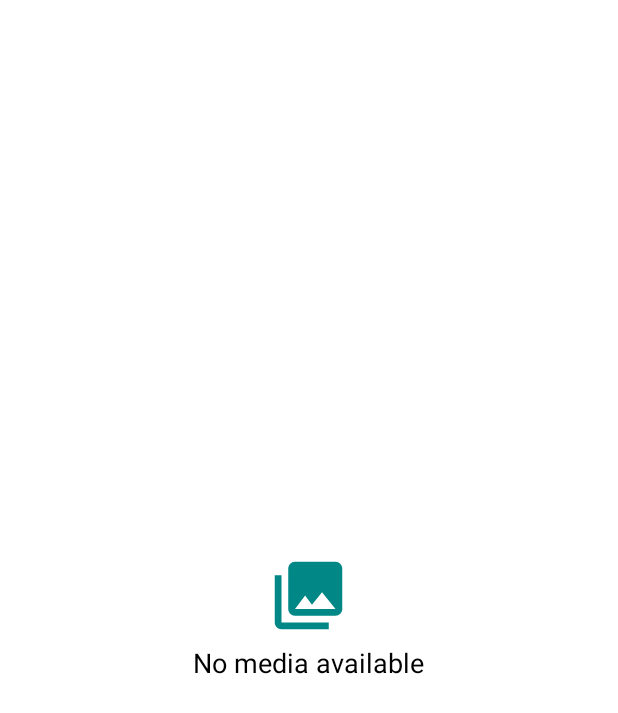
After one commit to usmanrana07/GalleryDemo, an Android app: the layout item_folders_empty_view.xml on its own in the app's theme, with its tools: preview values and no code run, on a phone screen of 412 x 824 dp. The commit adds this screen. Shown: the top 713 px of the screen. Run offline under Robolectric (Android 15) with nearby library versions, the phone set to English and light mode, and no system bars.

```diff
--- /dev/null
+++ b/app/src/main/res/drawable/ic_folder.xml
@@ -0,0 +1,5 @@
+<vector android:height="24dp" android:tint="#000000"
+    android:viewportHeight="24" android:viewportWidth="24"
+    android:width="24dp" xmlns:android="http://schemas.android.com/apk/res/android">
+    <path android:fillColor="@android:color/white" android:pathData="M10,4H4c-1.1,0 -1.99,0.9 -1.99,2L2,18c0,1.1 0.9,2 2,2h16c1.1,0 2,-0.9 2,-2V8c0,-1.1 -0.9,-2 -2,-2h-8l-2,-2z"/>
+</vector>
--- /dev/null
+++ b/app/src/main/res/drawable/ic_photo_library.xml
@@ -0,0 +1,9 @@
+<vector xmlns:android="http://schemas.android.com/apk/res/android"
+    android:width="@dimen/item_folder_thumbnail_size"
+    android:height="@dimen/item_folder_thumbnail_size"
+    android:viewportWidth="24"
+    android:viewportHeight="24">
+    <path
+        android:fillColor="@color/secondary_variant_color"
+        android:pathData="M22,16L22,4c0,-1.1 -0.9,-2 -2,-2L8,2c-1.1,0 -2,0.9 -2,2v12c0,1.1 0.9,2 2,2h12c1.1,0 2,-0.9 2,-2zM11,12l2.03,2.71L16,11l4,5L8,16l3,-4zM2,6v14c0,1.1 0.9,2 2,2h14v-2L4,20L4,6L2,6z" />
+</vector>
--- /dev/null
+++ b/app/src/main/res/layout/item_folders_empty_view.xml
@@ -0,0 +1,25 @@
+<?xml version="1.0" encoding="utf-8"?>
+<layout xmlns:android="http://schemas.android.com/apk/res/android">
+
+    <data />
+
+    <FrameLayout
+        android:id="@+id/cell"
+        android:layout_width="match_parent"
+        android:layout_height="match_parent">
+
+        <androidx.appcompat.widget.AppCompatTextView
+            android:id="@+id/tvEmpty"
+            android:layout_width="wrap_content"
+            android:layout_height="wrap_content"
+            android:layout_gravity="center"
+            android:contentDescription="@string/content_description"
+            android:drawableTop="@drawable/ic_photo_library"
+            android:drawablePadding="@dimen/small_spacing"
+            android:text="@string/empty_list"
+            android:textAppearance="@style/TextAppearance.AppCompat.Medium"
+            android:textColor="@color/title" />
+
+    </FrameLayout>
+
+</layout>
--- a/app/src/main/res/layout/layout_permission_detail_view.xml
+++ b/app/src/main/res/layout/layout_permission_detail_view.xml
@@ -17,7 +17,7 @@
             android:layout_width="wrap_content"
             android:layout_height="wrap_content"
             android:textAppearance="@style/TextAppearance.AppCompat.Large"
-            android:textColor="@color/permission_title"
+            android:textColor="@color/title"
             android:textStyle="bold"
             app:layout_constrainedHeight="true"
             app:layout_constraintBottom_toTopOf="@+id/tvDescription"
--- a/app/src/main/res/values-night/colors.xml
+++ b/app/src/main/res/values-night/colors.xml
@@ -7,7 +7,7 @@
 
     <color name="background">#1A1B1B</color>
 
-    <color name="permission_title">@color/white</color>
+    <color name="title">@color/white</color>
     <color name="permission_description">@color/white</color>
     <color name="folder_title">@color/white</color>
     <color name="ic_columns_stroke">#8C8C8C</color>
--- a/app/src/main/res/values/colors.xml
+++ b/app/src/main/res/values/colors.xml
@@ -9,7 +9,7 @@
     <color name="white">#FFFFFF</color>
 
     <color name="background">@color/white</color>
-    <color name="permission_title">@color/black</color>
+    <color name="title">@color/black</color>
     <color name="folder_title">@color/black</color>
     <color name="permission_description">#666666</color>
     <color name="ic_columns_stroke">#F4F4F4</color>
--- a/app/src/main/res/values/dimens.xml
+++ b/app/src/main/res/values/dimens.xml
@@ -1,7 +1,7 @@
 <?xml version="1.0" encoding="utf-8"?>
 <resources>
     <dimen name="default_spacing">16dp</dimen>
-
+    <dimen name="small_spacing">5dp</dimen>
     <dimen name="permission_view_horizontal_spacing">30dp</dimen>
     <dimen name="toggle_folders_view_width">61dp</dimen>
     <dimen name="toggle_folders_view_height">31dp</dimen>
--- a/app/src/main/res/values/strings.xml
+++ b/app/src/main/res/values/strings.xml
@@ -5,4 +5,5 @@
     <string name="desc_gallery_permission">Please allow us to access your gallery so we can show you media here. You would be able show all the folders and the images or videos inside them.</string>
     <string name="allow">Allow</string>
     <string name="content_description">thumbnail</string>
+    <string name="empty_list">No media available</string>
 </resources>
```
Also changed, not shown: app/src/main/java/com/gallerydemo/ui/base/BaseRecyclerViewAdapter.kt (added, +34 -0 lines), app/src/main/java/com/gallerydemo/ui/base/BaseViewHolder.kt (added, +8 -0 lines), app/src/main/java/com/gallerydemo/ui/main/folder/adapter/GalleryFoldersAdapter.kt (added, +121 -0 lines), 1 other file.
